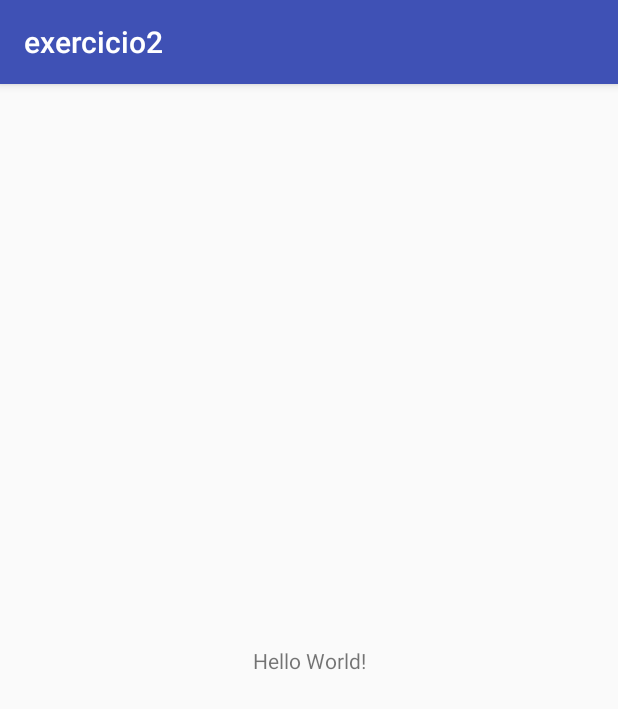
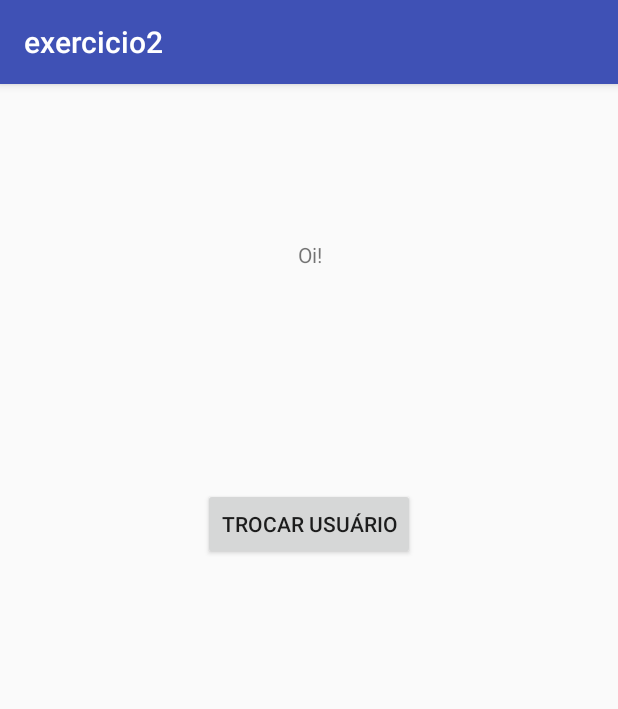
Before and after one commit to matc89-20192/android-ex2-Liscsb, an Android app: the screen it shows after launch (MainActivity), on a phone screen of 412 x 824 dp. Shown: the top 709 px of the screen. Run offline under Robolectric (Android 15) with nearby library versions, the phone set to English and light mode, and no system bars.

Commit message:
Resolucao do exercicio 2

```diff
--- a/app/src/main/java/matc89/exercicio2/MainActivity.java
+++ b/app/src/main/java/matc89/exercicio2/MainActivity.java
@@ -2,12 +2,62 @@ package matc89.exercicio2;
 
 import android.support.v7.app.AppCompatActivity;
 import android.os.Bundle;
+import android.text.TextUtils;
+import android.widget.Button;
+import android.widget.TextView;
+import android.view.*;
+import android.content.*;
+import android.util.*;
 
-public class MainActivity extends AppCompatActivity {
+public class MainActivity extends AppCompatActivity implements View.OnClickListener {
+   private ViewHolder mViewHolder = new ViewHolder();
+    String username;
 
     @Override
     protected void onCreate(Bundle savedInstanceState) {
         super.onCreate(savedInstanceState);
         setContentView(R.layout.activity_main);
+
+        this.mViewHolder.textView = (TextView) findViewById(R.id.textView);
+        this.mViewHolder.btnTrocar = (Button) findViewById(R.id.btnTrocar);
+        this.mViewHolder.btnTrocar.setOnClickListener(this);
+
+
+    }
+
+    @Override
+    public void onClick(View v) {
+        if(v.getId()==R.id.btnTrocar){
+            Intent it = new Intent(this, OutraActivity.class);
+
+
+            if(!TextUtils.isEmpty(username)){
+                Log.d("VerificaUser", "Já existe um usuário logado: " + username);
+                it.putExtra("USER", username);
+            }
+            startActivityForResult(it, 1);
+        }
+    }
+
+    private static class ViewHolder{
+        TextView textView;
+        Button btnTrocar;
+
+    }
+
+    public void onActivityResult(int requestCode, int resultCode, Intent data) {
+        //super.onActivityResult(requestCode, resultCode, data);
+        if (requestCode == 1) {
+            if (resultCode == OutraActivity.RESULT_OK) {
+                 username=data.getStringExtra("USER_NAME");
+                if(!TextUtils.isEmpty(username)){
+                    this.mViewHolder.textView.setText("Oi, " + username + "!");
+
+                }else{
+                    this.mViewHolder.textView.setText("Oi!");
+
+                }
+            }
+        }
     }
 }
--- a/app/src/main/res/layout/activity_main.xml
+++ b/app/src/main/res/layout/activity_main.xml
@@ -6,13 +6,33 @@
     android:layout_height="match_parent"
     tools:context="matc89.exercicio2.MainActivity">
 
+
     <TextView
         android:layout_width="wrap_content"
         android:layout_height="wrap_content"
-        android:text="Hello World!"
+        android:text="Oi!"
         app:layout_constraintBottom_toBottomOf="parent"
         app:layout_constraintLeft_toLeftOf="parent"
         app:layout_constraintRight_toRightOf="parent"
-        app:layout_constraintTop_toTopOf="parent" />
+        app:layout_constraintTop_toTopOf="parent"
+        app:layout_constraintHorizontal_bias="0.501"
+        app:layout_constraintVertical_bias="0.139"
+        android:id="@+id/textView" />
+
+    <Button
+        android:id="@+id/btnTrocar"
+        android:layout_width="wrap_content"
+        android:layout_height="wrap_content"
+        android:layout_marginBottom="8dp"
+        android:layout_marginLeft="8dp"
+        android:layout_marginRight="8dp"
+        android:layout_marginTop="8dp"
+        android:text="Trocar usuário"
+        app:layout_constraintBottom_toBottomOf="parent"
+        app:layout_constraintLeft_toLeftOf="parent"
+        app:layout_constraintRight_toRightOf="parent"
+        app:layout_constraintTop_toBottomOf="@+id/textView"
+        app:layout_constraintVertical_bias="0.238"
+        />
 
 </android.support.constraint.ConstraintLayout>
```
Also changed, not shown: app/src/main/AndroidManifest.xml (+6 -1 lines), app/src/main/java/matc89/exercicio2/OutraActivity.java (added, +60 -0 lines), app/src/main/res/layout/activity_outra.xml (added, +59 -0 lines).
